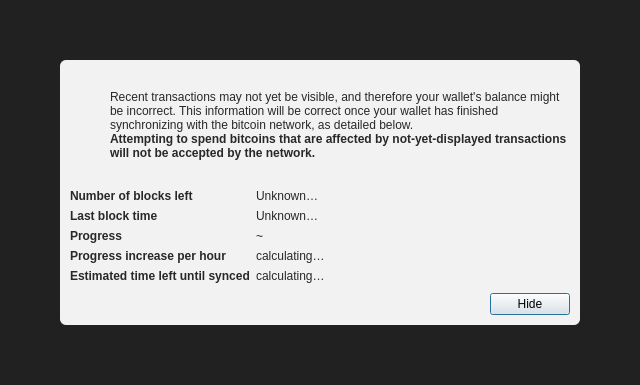
The window that src/qt/forms/modaloverlay.ui (jimmypound/bitmark) describes before a commit, drawn with Qt 5.
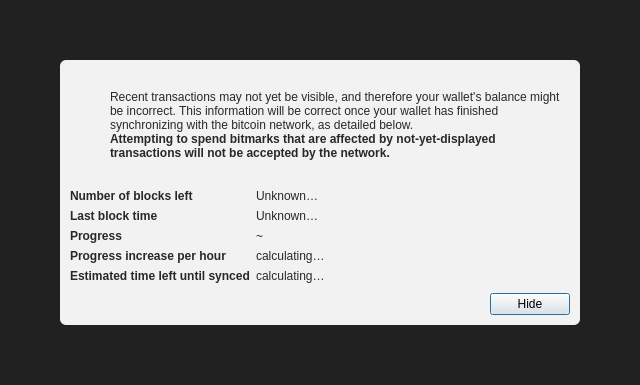
The same window after the commit. Icons and pictures are not drawn.

Commit message: Apply Bitmark v.0.9.7.4 source code changes to Bitcoin version 27.x

```diff
--- a/src/qt/forms/modaloverlay.ui
+++ b/src/qt/forms/modaloverlay.ui
@@ -149,7 +149,7 @@
                 </font>
                </property>
                <property name="text">
-                <string>Attempting to spend bitcoins that are affected by not-yet-displayed transactions will not be accepted by the network.</string>
+                <string>Attempting to spend bitmarks that are affected by not-yet-displayed transactions will not be accepted by the network.</string>
                </property>
                <property name="textFormat">
                 <enum>Qt::RichText</enum>
```
The commit also changes 379 other files.
